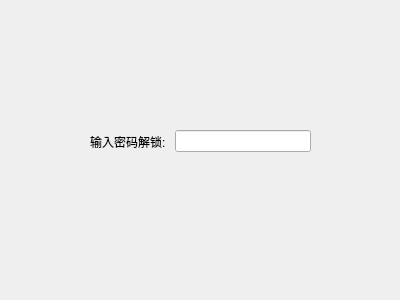
Gitnoter/Gitnoter, file views/lockdialog.ui: the form before one commit.
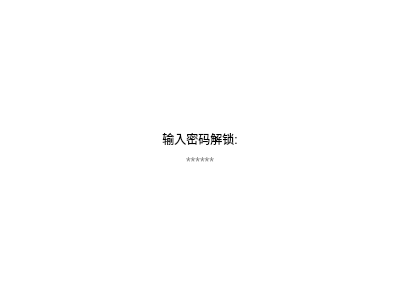
The form after the commit.

Commit message: finish lock dialog

Patch:
```diff
--- a/views/lockdialog.ui
+++ b/views/lockdialog.ui
@@ -13,28 +13,75 @@
   <property name="windowTitle">
    <string>Dialog</string>
   </property>
-  <widget class="QWidget" name="">
-   <property name="geometry">
-    <rect>
-     <x>90</x>
-     <y>130</y>
-     <width>221</width>
-     <height>23</height>
-    </rect>
-   </property>
+  <property name="styleSheet">
+   <string notr="true">#LockDialog {
+	background-color: #ffffff;
+}
+
+
+#lineEdit {
+	border: none;
+}</string>
+  </property>
+  <layout class="QVBoxLayout" name="verticalLayout_2">
+   <item>
+    <spacer name="verticalSpacer">
+     <property name="orientation">
+      <enum>Qt::Vertical</enum>
+     </property>
+     <property name="sizeHint" stdset="0">
+      <size>
+       <width>20</width>
+       <height>101</height>
+      </size>
+     </property>
+    </spacer>
+   </item>
+   <item>
    <layout class="QHBoxLayout" name="horizontalLayout">
     <item>
+      <layout class="QVBoxLayout" name="verticalLayout">
+       <item>
      <widget class="QLabel" name="label">
       <property name="text">
-       <string>输入密码解锁: </string>
-      </property>
+          <string>输入密码解锁:</string>
+         </property>
+         <property name="alignment">
+          <set>Qt::AlignCenter</set>
+         </property>
      </widget>
     </item>
     <item>
-     <widget class="QLineEdit" name="lineEdit"/>
-    </item>
-   </layout>
-  </widget>
+        <widget class="QLineEdit" name="lineEdit">
+         <property name="echoMode">
+          <enum>QLineEdit::Password</enum>
+         </property>
+         <property name="alignment">
+          <set>Qt::AlignCenter</set>
+         </property>
+         <property name="placeholderText">
+          <string>******</string>
+         </property>
+        </widget>
+       </item>
+      </layout>
+     </item>
+    </layout>
+   </item>
+   <item>
+    <spacer name="verticalSpacer_2">
+     <property name="orientation">
+      <enum>Qt::Vertical</enum>
+     </property>
+     <property name="sizeHint" stdset="0">
+      <size>
+       <width>20</width>
+       <height>100</height>
+      </size>
+     </property>
+    </spacer>
+   </item>
+  </layout>
  </widget>
  <resources/>
  <connections/>
```
Lines whose indentation alone changed are shown as unchanged. The commit also changes 7 other files.
